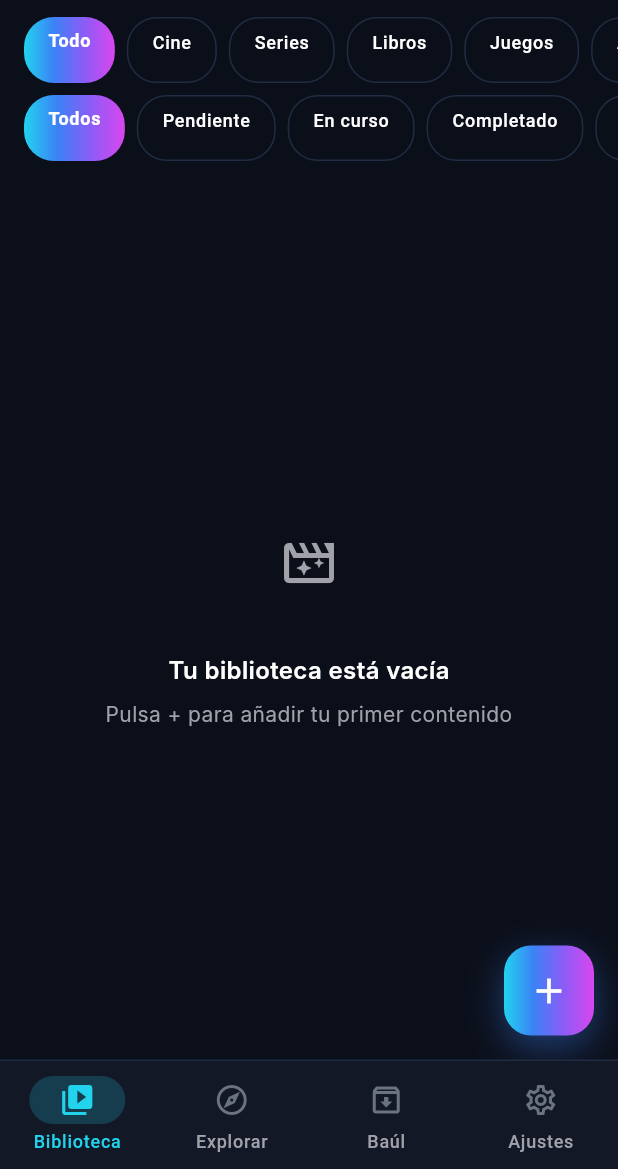
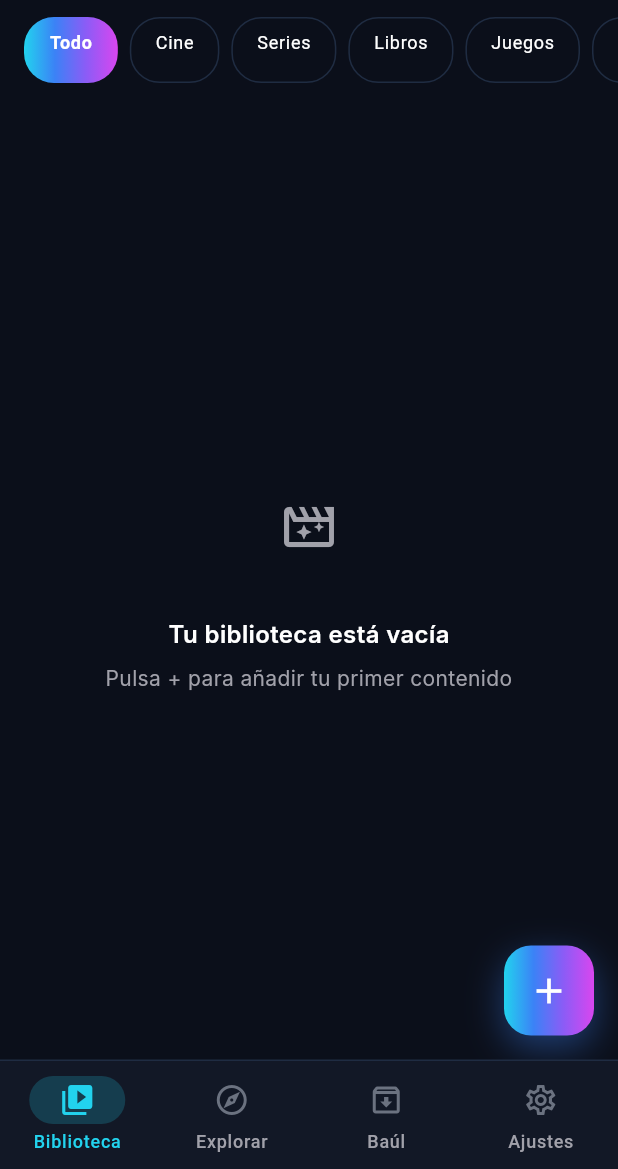
Before and after one commit to KanjoLOOP/Myndex, a Flutter app: the screen it shows after launch, on a phone screen of 412 x 824 dp, the part 67-1236 px from its top. Run offline on Flutter 3.47's test engine with Material 3 defaults, Android fonts, the light colour scheme and no system bars; our stand-ins replace cached_network_image, dio, drift, drift_flutter, file_picker, fl_chart and 4 more; accounts and stored records are empty; generated files the repository leaves out were written again; Roboto replaces fonts that are missing (Inter, WorkSans).

Commit message:
ux: redesign filter bar and FAB behaviour
- Merge type + status filters into a single scrollable row with a
  vertical divider separator between groups (less cluttered)
- FilterChip uses AnimatedContainer for smooth selected transitions;
  status chips have subtly dimmed appearance to differentiate groups
- FAB: single tap opens full ContentFormPage (/content/new);
  long press opens QuickAddSheet (2-tap rapid entry)
- FAB promoted to StatefulWidget with scale micro-animation on press
- Tooltip explains both interactions

```diff
--- a/lib/features/home/presentation/pages/home_page.dart
+++ b/lib/features/home/presentation/pages/home_page.dart
@@ -169,6 +169,10 @@ class _HomePageState extends ConsumerState<HomePage> {
     );
   }
 
+  void _goToAddForm() {
+    context.push('/content/new');
+  }
+
   @override
   Widget build(BuildContext context) {
     final asyncItems = ref.watch(contentListProvider);
@@ -228,44 +232,46 @@ class _HomePageState extends ConsumerState<HomePage> {
       body: Column(
         crossAxisAlignment: CrossAxisAlignment.start,
         children: [
-          // ── Filtros de tipo ────────────────────────────────────────
+          // ── Barra de filtros combinada ────────────────────────────────
           SizedBox(
             height: 44,
-            child: ListView.separated(
+            child: ListView(
               scrollDirection: Axis.horizontal,
               padding: const EdgeInsets.symmetric(horizontal: 16),
-              itemCount: _typeFilters.length,
-              separatorBuilder: (_, __) => const SizedBox(width: 8),
-              itemBuilder: (_, i) {
-                final f = _typeFilters[i];
-                return _FilterChip(
+              children: [
+                // Tipo
+                ..._typeFilters.map((f) => Padding(
+                  padding: const EdgeInsets.only(right: 8),
+                  child: _FilterChip(
                     label: f.label,
                     selected: _selectedType == f.type,
                     onTap: () => _applyTypeFilter(f.type),
-                );
-              },
+                  ),
+                )),
+                // Separador
+                Padding(
+                  padding: const EdgeInsets.symmetric(horizontal: 6, vertical: 10),
+                  child: VerticalDivider(
+                    width: 1,
+                    thickness: 1,
+                    color: Theme.of(context).dividerColor,
                   ),
                 ),
-          const SizedBox(height: 8),
-
-          // ── Filtros de estado ──────────────────────────────────────
-          SizedBox(
-            height: 44,
-            child: ListView.separated(
-              scrollDirection: Axis.horizontal,
-              padding: const EdgeInsets.symmetric(horizontal: 16),
-              itemCount: _statusFilters.length,
-              separatorBuilder: (_, __) => const SizedBox(width: 8),
-              itemBuilder: (_, i) {
-                final f = _statusFilters[i];
-                return _FilterChip(
+                const SizedBox(width: 4),
+                // Estado
+                ..._statusFilters.map((f) => Padding(
+                  padding: const EdgeInsets.only(right: 8),
+                  child: _FilterChip(
                     label: f.label,
                     selected: _selectedStatus == f.status,
                     onTap: () => _applyStatusFilter(f.status),
-                );
-              },
+                    isStatus: true,
+                  ),
+                )),
+              ],
             ),
           ),
+          const SizedBox(height: 4),
 
           // ── Indicador de filtros activos ───────────────────────────
           if (_hasAdvancedFilter)
@@ -337,7 +343,8 @@ class _HomePageState extends ConsumerState<HomePage> {
         ],
       ),
       floatingActionButton: _GradientFAB(
-        onPressed: _showQuickAddSheet,
+        onTap: _goToAddForm,
+        onLongPress: _showQuickAddSheet,
       ),
     );
   }
@@ -348,53 +355,103 @@ class _FilterChip extends StatelessWidget {
   final String label;
   final bool selected;
   final VoidCallback onTap;
-  const _FilterChip(
-      {required this.label, required this.selected, required this.onTap});
+  final bool isStatus;
+  const _FilterChip({
+    required this.label,
+    required this.selected,
+    required this.onTap,
+    this.isStatus = false,
+  });
 
   @override
   Widget build(BuildContext context) {
-    if (selected) {
     return GestureDetector(
       onTap: onTap,
-        child: Container(
-          padding:
-              const EdgeInsets.symmetric(horizontal: 16, vertical: 8),
-          decoration: BoxDecoration(
-            gradient: AppColors.gradientH,
-            borderRadius: BorderRadius.circular(20),
-          ),
-          child: Text(label,
-              style: AppTextStyles.labelMd.copyWith(
-                  color: Colors.white, fontWeight: FontWeight.w600)),
-        ),
-      );
-    }
-    return GestureDetector(
-      onTap: onTap,
-      child: Container(
+      child: AnimatedContainer(
+        duration: const Duration(milliseconds: 180),
+        curve: Curves.easeOut,
         padding: const EdgeInsets.symmetric(horizontal: 16, vertical: 8),
         decoration: BoxDecoration(
-          color: Theme.of(context).colorScheme.surface,
+          gradient: selected ? AppColors.gradientH : null,
+          color: selected
+              ? null
+              : isStatus
+                  ? Theme.of(context).colorScheme.surface.withValues(alpha: 0.5)
+                  : Theme.of(context).colorScheme.surface,
           borderRadius: BorderRadius.circular(20),
-          border: Border.all(color: Theme.of(context).dividerColor),
+          border: Border.all(
+            color: selected
+                ? Colors.transparent
+                : Theme.of(context).dividerColor.withValues(alpha: isStatus ? 0.5 : 1.0),
+            width: 1,
           ),
-        child: Text(label,
+        ),
+        child: Text(
+          label,
           style: AppTextStyles.labelMd.copyWith(
-                color: Theme.of(context).colorScheme.onSurface)),
+            color: selected
+                ? Colors.white
+                : Theme.of(context).colorScheme.onSurface.withValues(
+                    alpha: isStatus ? 0.65 : 1.0),
+            fontWeight: selected ? FontWeight.w600 : FontWeight.normal,
+          ),
+        ),
       ),
     );
   }
 }
 
+
 // ── FAB con gradiente ──────────────────────────────────────────────────────
-class _GradientFAB extends StatelessWidget {
-  final VoidCallback onPressed;
-  const _GradientFAB({required this.onPressed});
+class _GradientFAB extends StatefulWidget {
+  final VoidCallback onTap;
+  final VoidCallback onLongPress;
+  const _GradientFAB({required this.onTap, required this.onLongPress});
+
+  @override
+  State<_GradientFAB> createState() => _GradientFABState();
+}
+
+class _GradientFABState extends State<_GradientFAB>
+    with SingleTickerProviderStateMixin {
+  late final AnimationController _ctrl;
+  late final Animation<double> _scale;
+
+  @override
+  void initState() {
+    super.initState();
+    _ctrl = AnimationController(
+      vsync: this,
+      duration: const Duration(milliseconds: 100),
+      lowerBound: 0,
+      upperBound: 0.06,
+    );
+    _scale = Tween<double>(begin: 1.0, end: 0.94).animate(
+      CurvedAnimation(parent: _ctrl, curve: Curves.easeOut),
+    );
+  }
+
+  @override
+  void dispose() {
+    _ctrl.dispose();
+    super.dispose();
+  }
 
   @override
   Widget build(BuildContext context) {
-    return GestureDetector(
-      onTap: onPressed,
+    return Tooltip(
+      message: 'Añadir  •  Mantén pulsado para entrada rápida',
+      child: GestureDetector(
+        onTap: () {
+          _ctrl.forward().then((_) => _ctrl.reverse());
+          widget.onTap();
+        },
+        onLongPress: () {
+          _ctrl.forward().then((_) => _ctrl.reverse());
+          widget.onLongPress();
+        },
+        child: ScaleTransition(
+          scale: _scale,
           child: Container(
             width: 60,
             height: 60,
@@ -403,13 +460,15 @@ class _GradientFAB extends StatelessWidget {
               borderRadius: BorderRadius.circular(18),
               boxShadow: [
                 BoxShadow(
-              color: AppColors.blue.withOpacity(0.4),
+                  color: AppColors.blue.withValues(alpha: 0.4),
                   blurRadius: 20,
                   offset: const Offset(0, 8),
                 ),
               ],
             ),
             child: const Icon(Icons.add, color: Colors.white, size: 28),
+          ),
+        ),
       ),
     );
   }
```
Lines whose indentation alone changed are shown as unchanged.
